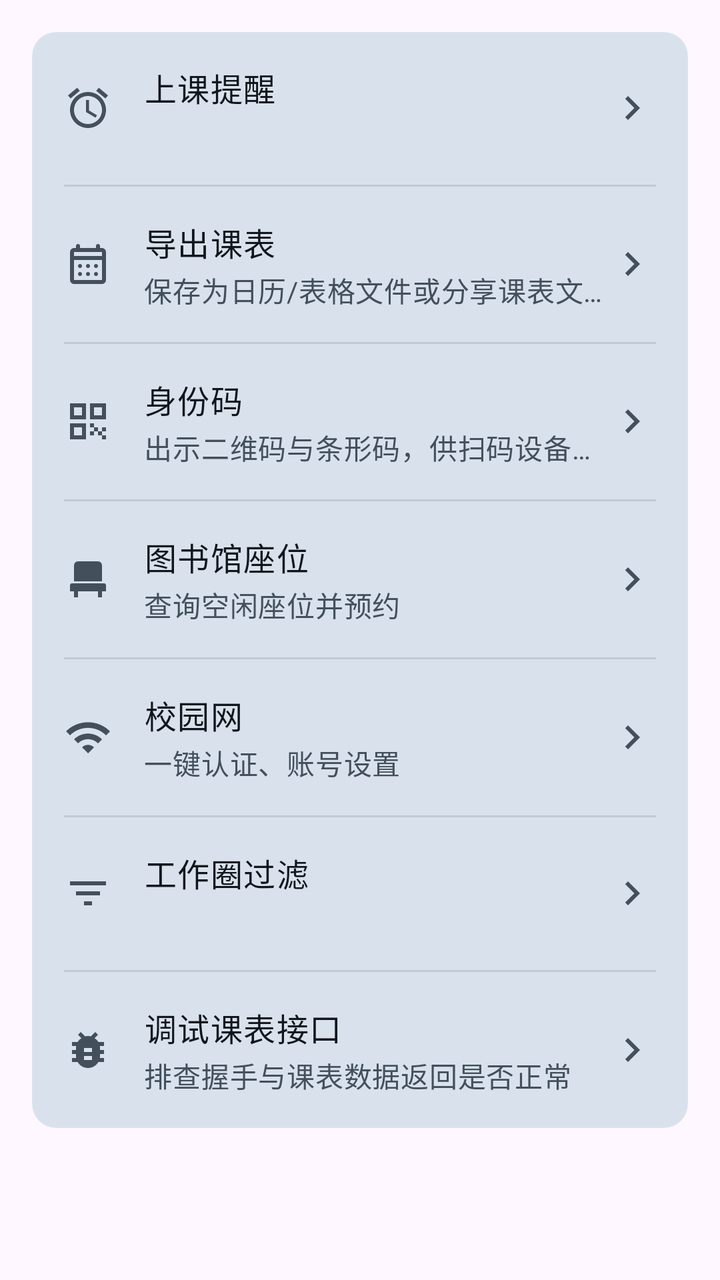
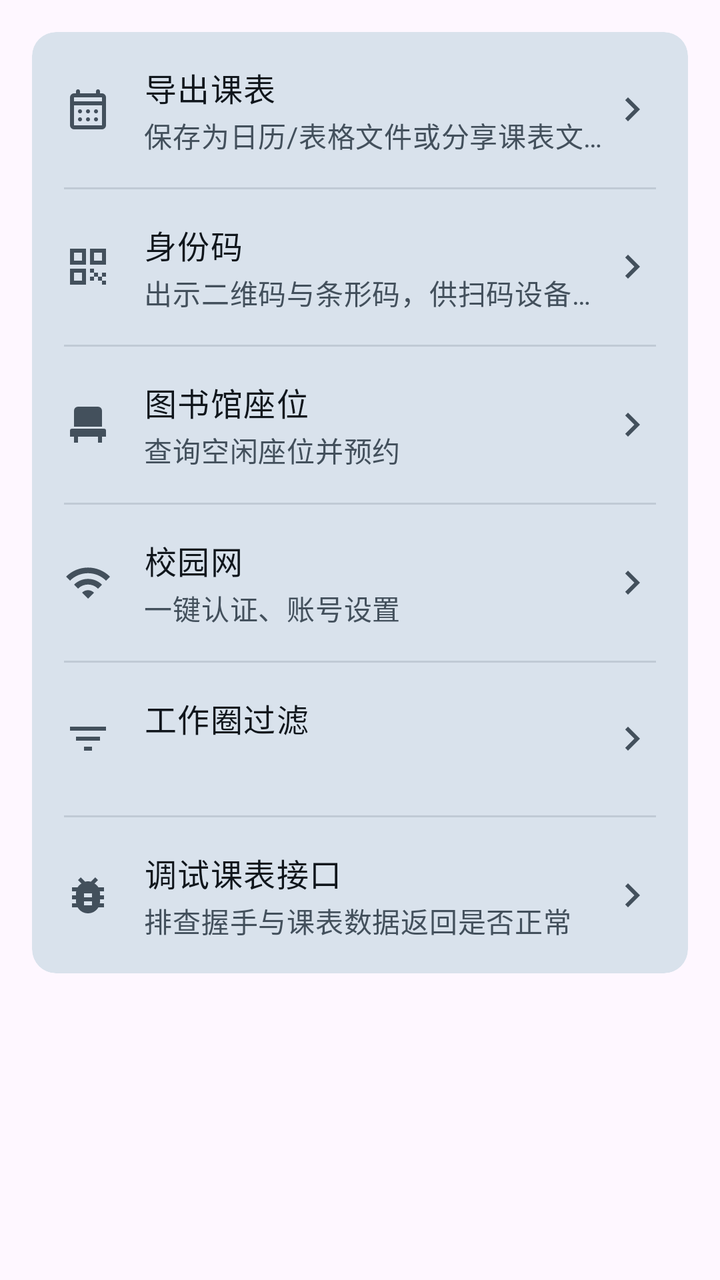

The first picture is an Android layout as it rendered before a commit; the second is the same layout after the commit. The layout source and the unified diff follow.
<!-- AndroidManifest.xml: application theme Theme.LanhangLite -->
<!-- res/layout/view_settings_tools.xml -->
<?xml version="1.0" encoding="utf-8"?>
<LinearLayout xmlns:android="http://schemas.android.com/apk/res/android"
    xmlns:app="http://schemas.android.com/apk/res-auto"
    android:layout_width="match_parent"
    android:layout_height="wrap_content"
    android:orientation="vertical"
    android:paddingStart="@dimen/screen_padding_h"
    android:paddingTop="@dimen/screen_padding_h"
    android:paddingEnd="@dimen/screen_padding_h"
    android:paddingBottom="@dimen/content_padding_bottom_bare">

    <com.google.android.material.card.MaterialCardView
        style="@style/Widget.Lanhang.Card"
        android:layout_width="match_parent"
        android:layout_height="wrap_content">

        <LinearLayout
            android:layout_width="match_parent"
            android:layout_height="wrap_content"
            android:orientation="vertical">

            
            <LinearLayout
                android:id="@+id/rowClassReminder"
                android:layout_width="match_parent"
                android:layout_height="wrap_content"
                android:background="?attr/selectableItemBackground"
                android:clickable="true"
                android:focusable="true"
                android:gravity="center_vertical"
                android:minHeight="@dimen/list_item_height_two_line"
                android:orientation="horizontal"
                android:paddingStart="@dimen/card_padding"
                android:paddingTop="@dimen/space_lg"
                android:paddingEnd="@dimen/card_padding"
                android:paddingBottom="@dimen/space_lg">

                <ImageView
                    android:layout_width="@dimen/icon_lg"
                    android:layout_height="@dimen/icon_lg"
                    android:contentDescription="@null"
                    android:src="@drawable/ic_alarm"
                    app:tint="?attr/colorOnSurfaceVariant" />

                <LinearLayout
                    android:layout_width="0dp"
                    android:layout_height="wrap_content"
                    android:layout_marginStart="@dimen/list_icon_gap"
                    android:layout_weight="1"
                    android:orientation="vertical">

                    <TextView
                        android:layout_width="wrap_content"
                        android:layout_height="wrap_content"
                        android:text="@string/settings_class_reminder"
                        android:textAppearance="@style/TextAppearance.Lanhang.BodyLarge"
                        android:textColor="?attr/colorOnSurface" />

                    <TextView
                        android:id="@+id/tvClassReminderSummary"
                        android:layout_width="wrap_content"
                        android:layout_height="wrap_content"
                        android:layout_marginTop="@dimen/space_xxs"
                        android:ellipsize="end"
                        android:maxLines="1"
                        android:textAppearance="@style/TextAppearance.Lanhang.BodyMedium"
                        android:textColor="?attr/colorOnSurfaceVariant" />
                </LinearLayout>

                <ImageView
                    android:layout_width="@dimen/icon_lg"
                    android:layout_height="@dimen/icon_lg"
                    android:contentDescription="@null"
                    android:src="@drawable/ic_chevron_right"
                    app:tint="?attr/colorOnSurfaceVariant" />
            </LinearLayout>

            <View
                android:layout_width="match_parent"
                android:layout_height="@dimen/divider_thickness"
                android:layout_marginStart="@dimen/card_padding"
                android:layout_marginEnd="@dimen/card_padding"
                android:background="?attr/colorOutlineVariant" />

            <LinearLayout
                android:id="@+id/exportScheduleButton"
                android:layout_width="match_parent"
                android:layout_height="wrap_content"
                android:background="?attr/selectableItemBackground"
                android:clickable="true"
                android:focusable="true"
                android:gravity="center_vertical"
                android:minHeight="@dimen/list_item_height_two_line"
                android:orientation="horizontal"
                android:paddingStart="@dimen/card_padding"
                android:paddingTop="@dimen/space_lg"
                android:paddingEnd="@dimen/card_padding"
                android:paddingBottom="@dimen/space_lg">

                <ImageView
                    android:layout_width="@dimen/icon_lg"
                    android:layout_height="@dimen/icon_lg"
                    android:contentDescription="@null"
                    android:src="@drawable/ic_calendar"
                    app:tint="?attr/colorOnSurfaceVariant" />

                <LinearLayout
                    android:layout_width="0dp"
                    android:layout_height="wrap_content"
                    android:layout_marginStart="@dimen/list_icon_gap"
                    android:layout_weight="1"
                    android:orientation="vertical">

                    <TextView
                        android:layout_width="wrap_content"
                        android:layout_height="wrap_content"
                        android:text="@string/settings_export_schedule"
                        android:textAppearance="@style/TextAppearance.Lanhang.BodyLarge"
                        android:textColor="?attr/colorOnSurface" />

                    <TextView
                        android:layout_width="wrap_content"
                        android:layout_height="wrap_content"
                        android:layout_marginTop="@dimen/space_xxs"
                        android:ellipsize="end"
                        android:maxLines="1"
                        android:text="@string/settings_export_schedule_subtitle"
                        android:textAppearance="@style/TextAppearance.Lanhang.BodyMedium"
                        android:textColor="?attr/colorOnSurfaceVariant" />
                </LinearLayout>

                <ImageView
                    android:layout_width="@dimen/icon_lg"
                    android:layout_height="@dimen/icon_lg"
                    android:contentDescription="@null"
                    android:src="@drawable/ic_chevron_right"
                    app:tint="?attr/colorOnSurfaceVariant" />
            </LinearLayout>

            <View
                android:layout_width="match_parent"
                android:layout_height="@dimen/divider_thickness"
                android:layout_marginStart="@dimen/card_padding"
                android:layout_marginEnd="@dimen/card_padding"
                android:background="?attr/colorOutlineVariant" />

            <LinearLayout
                android:id="@+id/rowIdCard"
                android:layout_width="match_parent"
                android:layout_height="wrap_content"
                android:background="?attr/selectableItemBackground"
                android:clickable="true"
                android:focusable="true"
                android:gravity="center_vertical"
                android:minHeight="@dimen/list_item_height_two_line"
                android:orientation="horizontal"
                android:paddingStart="@dimen/card_padding"
                android:paddingTop="@dimen/space_lg"
                android:paddingEnd="@dimen/card_padding"
                android:paddingBottom="@dimen/space_lg">

                <ImageView
                    android:layout_width="@dimen/icon_lg"
                    android:layout_height="@dimen/icon_lg"
                    android:contentDescription="@null"
                    android:src="@drawable/ic_qr_code"
                    app:tint="?attr/colorOnSurfaceVariant" />

                <LinearLayout
                    android:layout_width="0dp"
                    android:layout_height="wrap_content"
                    android:layout_marginStart="@dimen/list_icon_gap"
                    android:layout_weight="1"
                    android:orientation="vertical">

                    <TextView
                        android:layout_width="wrap_content"
                        android:layout_height="wrap_content"
                        android:text="@string/settings_id_card"
                        android:textAppearance="@style/TextAppearance.Lanhang.BodyLarge"
                        android:textColor="?attr/colorOnSurface" />

                    <TextView
                        android:layout_width="wrap_content"
                        android:layout_height="wrap_content"
                        android:layout_marginTop="@dimen/space_xxs"
                        android:ellipsize="end"
                        android:maxLines="1"
                        android:text="@string/settings_id_card_subtitle"
                        android:textAppearance="@style/TextAppearance.Lanhang.BodyMedium"
                        android:textColor="?attr/colorOnSurfaceVariant" />
                </LinearLayout>

                <ImageView
                    android:layout_width="@dimen/icon_lg"
                    android:layout_height="@dimen/icon_lg"
                    android:contentDescription="@null"
                    android:src="@drawable/ic_chevron_right"
                    app:tint="?attr/colorOnSurfaceVariant" />
            </LinearLayout>

            <View
                android:layout_width="match_parent"
                android:layout_height="@dimen/divider_thickness"
                android:layout_marginStart="@dimen/card_padding"
                android:layout_marginEnd="@dimen/card_padding"
                android:background="?attr/colorOutlineVariant" />

            
            <LinearLayout
                android:id="@+id/rowLibrarySeat"
                android:layout_width="match_parent"
                android:layout_height="wrap_content"
                android:background="?attr/selectableItemBackground"
                android:clickable="true"
                android:focusable="true"
                android:gravity="center_vertical"
                android:minHeight="@dimen/list_item_height_two_line"
                android:orientation="horizontal"
                android:paddingStart="@dimen/card_padding"
                android:paddingTop="@dimen/space_lg"
                android:paddingEnd="@dimen/card_padding"
                android:paddingBottom="@dimen/space_lg">

                <ImageView
                    android:layout_width="@dimen/icon_lg"
                    android:layout_height="@dimen/icon_lg"
                    android:contentDescription="@null"
                    android:src="@drawable/ic_chair"
                    app:tint="?attr/colorOnSurfaceVariant" />

                <LinearLayout
                    android:layout_width="0dp"
                    android:layout_height="wrap_content"
                    android:layout_marginStart="@dimen/list_icon_gap"
                    android:layout_weight="1"
                    android:orientation="vertical">

                    <TextView
                        android:layout_width="wrap_content"
                        android:layout_height="wrap_content"
                        android:text="@string/settings_library_seat"
                        android:textAppearance="@style/TextAppearance.Lanhang.BodyLarge"
                        android:textColor="?attr/colorOnSurface" />

                    <TextView
                        android:layout_width="wrap_content"
                        android:layout_height="wrap_content"
                        android:layout_marginTop="@dimen/space_xxs"
                        android:ellipsize="end"
                        android:maxLines="1"
                        android:text="@string/settings_library_seat_subtitle"
                        android:textAppearance="@style/TextAppearance.Lanhang.BodyMedium"
                        android:textColor="?attr/colorOnSurfaceVariant" />
                </LinearLayout>

                <ImageView
                    android:layout_width="@dimen/icon_lg"
                    android:layout_height="@dimen/icon_lg"
                    android:contentDescription="@null"
                    android:src="@drawable/ic_chevron_right"
                    app:tint="?attr/colorOnSurfaceVariant" />
            </LinearLayout>

            <View
                android:layout_width="match_parent"
                android:layout_height="@dimen/divider_thickness"
                android:layout_marginStart="@dimen/card_padding"
                android:layout_marginEnd="@dimen/card_padding"
                android:background="?attr/colorOutlineVariant" />

            
            <LinearLayout
                android:id="@+id/rowCampusNet"
                android:layout_width="match_parent"
                android:layout_height="wrap_content"
                android:background="?attr/selectableItemBackground"
                android:clickable="true"
                android:focusable="true"
                android:gravity="center_vertical"
                android:minHeight="@dimen/list_item_height_two_line"
                android:orientation="horizontal"
                android:paddingStart="@dimen/card_padding"
                android:paddingTop="@dimen/space_lg"
                android:paddingEnd="@dimen/card_padding"
                android:paddingBottom="@dimen/space_lg">

                <ImageView
                    android:layout_width="@dimen/icon_lg"
                    android:layout_height="@dimen/icon_lg"
                    android:contentDescription="@null"
                    android:src="@drawable/ic_wifi"
                    app:tint="?attr/colorOnSurfaceVariant" />

                <LinearLayout
                    android:layout_width="0dp"
                    android:layout_height="wrap_content"
                    android:layout_marginStart="@dimen/list_icon_gap"
                    android:layout_weight="1"
                    android:orientation="vertical">

                    <TextView
                        android:layout_width="wrap_content"
                        android:layout_height="wrap_content"
                        android:text="@string/settings_campus_net"
                        android:textAppearance="@style/TextAppearance.Lanhang.BodyLarge"
                        android:textColor="?attr/colorOnSurface" />

                    <TextView
                        android:layout_width="wrap_content"
                        android:layout_height="wrap_content"
                        android:layout_marginTop="@dimen/space_xxs"
                        android:ellipsize="end"
                        android:maxLines="1"
                        android:text="@string/settings_campus_net_subtitle"
                        android:textAppearance="@style/TextAppearance.Lanhang.BodyMedium"
                        android:textColor="?attr/colorOnSurfaceVariant" />
                </LinearLayout>

                <ImageView
                    android:layout_width="@dimen/icon_lg"
                    android:layout_height="@dimen/icon_lg"
                    android:contentDescription="@null"
                    android:src="@drawable/ic_chevron_right"
                    app:tint="?attr/colorOnSurfaceVariant" />
            </LinearLayout>

            <View
                android:layout_width="match_parent"
                android:layout_height="@dimen/divider_thickness"
                android:layout_marginStart="@dimen/card_padding"
                android:layout_marginEnd="@dimen/card_padding"
                android:background="?attr/colorOutlineVariant" />

            
            <LinearLayout
                android:id="@+id/rowMomentsFilter"
                android:layout_width="match_parent"
                android:layout_height="wrap_content"
                android:background="?attr/selectableItemBackground"
                android:clickable="true"
                android:focusable="true"
                android:gravity="center_vertical"
                android:minHeight="@dimen/list_item_height_two_line"
                android:orientation="horizontal"
                android:paddingStart="@dimen/card_padding"
                android:paddingTop="@dimen/space_lg"
                android:paddingEnd="@dimen/card_padding"
                android:paddingBottom="@dimen/space_lg">

                <ImageView
                    android:layout_width="@dimen/icon_lg"
                    android:layout_height="@dimen/icon_lg"
                    android:contentDescription="@null"
                    android:src="@drawable/ic_filter_list"
                    app:tint="?attr/colorOnSurfaceVariant" />

                <LinearLayout
                    android:layout_width="0dp"
                    android:layout_height="wrap_content"
                    android:layout_marginStart="@dimen/list_icon_gap"
                    android:layout_weight="1"
                    android:orientation="vertical">

                    <TextView
                        android:layout_width="wrap_content"
                        android:layout_height="wrap_content"
                        android:text="@string/moments_filter_title"
                        android:textAppearance="@style/TextAppearance.Lanhang.BodyLarge"
                        android:textColor="?attr/colorOnSurface" />

                    <TextView
                        android:id="@+id/tvMomentsFilterSummary"
                        android:layout_width="wrap_content"
                        android:layout_height="wrap_content"
                        android:layout_marginTop="@dimen/space_xxs"
                        android:ellipsize="end"
                        android:maxLines="1"
                        android:textAppearance="@style/TextAppearance.Lanhang.BodyMedium"
                        android:textColor="?attr/colorOnSurfaceVariant" />
                </LinearLayout>

                <ImageView
                    android:layout_width="@dimen/icon_lg"
                    android:layout_height="@dimen/icon_lg"
                    android:contentDescription="@null"
                    android:src="@drawable/ic_chevron_right"
                    app:tint="?attr/colorOnSurfaceVariant" />
            </LinearLayout>

            <View
                android:layout_width="match_parent"
                android:layout_height="@dimen/divider_thickness"
                android:layout_marginStart="@dimen/card_padding"
                android:layout_marginEnd="@dimen/card_padding"
                android:background="?attr/colorOutlineVariant" />

            
            <LinearLayout
                android:id="@+id/rowDebugSchedule"
                android:layout_width="match_parent"
                android:layout_height="wrap_content"
                android:background="?attr/selectableItemBackground"
                android:clickable="true"
                android:focusable="true"
                android:gravity="center_vertical"
                android:minHeight="@dimen/list_item_height_two_line"
                android:orientation="horizontal"
                android:paddingStart="@dimen/card_padding"
                android:paddingTop="@dimen/space_lg"
                android:paddingEnd="@dimen/card_padding"
                android:paddingBottom="@dimen/space_lg">

                <ImageView
                    android:layout_width="@dimen/icon_lg"
                    android:layout_height="@dimen/icon_lg"
                    android:contentDescription="@null"
                    android:src="@drawable/ic_bug_report"
                    app:tint="?attr/colorOnSurfaceVariant" />

                <LinearLayout
                    android:layout_width="0dp"
                    android:layout_height="wrap_content"
                    android:layout_marginStart="@dimen/list_icon_gap"
                    android:layout_weight="1"
                    android:orientation="vertical">

                    <TextView
                        android:layout_width="wrap_content"
                        android:layout_height="wrap_content"
                        android:text="@string/settings_debug_schedule"
                        android:textAppearance="@style/TextAppearance.Lanhang.BodyLarge"
                        android:textColor="?attr/colorOnSurface" />

                    <TextView
                        android:layout_width="wrap_content"
                        android:layout_height="wrap_content"
                        android:layout_marginTop="@dimen/space_xxs"
                        android:ellipsize="end"
                        android:maxLines="1"
                        android:text="@string/settings_debug_schedule_subtitle"
                        android:textAppearance="@style/TextAppearance.Lanhang.BodyMedium"
                        android:textColor="?attr/colorOnSurfaceVariant" />
                </LinearLayout>

                <ImageView
                    android:layout_width="@dimen/icon_lg"
                    android:layout_height="@dimen/icon_lg"
                    android:contentDescription="@null"
                    android:src="@drawable/ic_chevron_right"
                    app:tint="?attr/colorOnSurfaceVariant" />
            </LinearLayout>
        </LinearLayout>
    </com.google.android.material.card.MaterialCardView>
</LinearLayout>
<!-- resources referenced by this layout -->
<resources>
  <dimen name="card_padding">16dp</dimen>
  <dimen name="content_padding_bottom_bare">32dp</dimen>
  <dimen name="divider_thickness">1dp</dimen>
  <dimen name="icon_lg">24dp</dimen>
  <dimen name="list_icon_gap">16dp</dimen>
  <dimen name="list_item_height_two_line">72dp</dimen>
  <dimen name="screen_padding_h">16dp</dimen>
  <dimen name="space_lg">16dp</dimen>
  <dimen name="space_xxs">2dp</dimen>
  <!-- drawable ic_alarm (drawable) -->
  <vector xmlns:android="http://schemas.android.com/apk/res/android"
      android:width="24dp"
      android:height="24dp"
      android:viewportWidth="24"
      android:viewportHeight="24">
      <path
          android:fillColor="#FF000000"
          android:pathData="M22,5.72l-4.6,-3.86 -1.29,1.53 4.6,3.86L22,5.72zM7.88,3.39L6.6,1.86 2,5.71l1.29,1.53 4.59,-3.85zM12.5,8H11v6l4.75,2.85 0.75,-1.23 -4,-2.37V8zM12,4c-4.97,0 -9,4.03 -9,9s4.02,9 9,9c4.97,0 9,-4.03 9,-9s-4.03,-9 -9,-9zM12,20c-3.87,0 -7,-3.13 -7,-7s3.13,-7 7,-7 7,3.13 7,7 -3.13,7 -7,7z" />
  </vector>
  <!-- drawable ic_filter_list (drawable) -->
  <?xml version="1.0" encoding="utf-8"?>
  <vector xmlns:android="http://schemas.android.com/apk/res/android"
      android:width="24dp"
      android:height="24dp"
      android:viewportWidth="24"
      android:viewportHeight="24">
      <path
          android:fillColor="#FF000000"
          android:pathData="M10,18h4v-2h-4v2zM3,6v2h18V6H3zM6,13h12v-2H6v2z" />
  </vector>
  <string name="moments_filter_title">工作圈过滤</string>
  <string name="settings_campus_net">校园网</string>
  <string name="settings_campus_net_subtitle">一键认证、账号设置</string>
  <string name="settings_class_reminder">上课提醒</string>
  <string name="settings_debug_schedule">调试课表接口</string>
  <string name="settings_debug_schedule_subtitle">排查握手与课表数据返回是否正常</string>
  <string name="settings_export_schedule">导出课表</string>
  <string name="settings_export_schedule_subtitle">保存为日历/表格文件或分享课表文本</string>
  <string name="settings_id_card">身份码</string>
  <string name="settings_id_card_subtitle">出示二维码与条形码，供扫码设备核验身份</string>
  <string name="settings_library_seat">图书馆座位</string>
  <string name="settings_library_seat_subtitle">查询空闲座位并预约</string>
  <style name="TextAppearance.Lanhang.BodyLarge" parent="TextAppearance.Material3.BodyLarge">
          <item name="android:textSize">@dimen/text_body_large</item>
      </style>
  <style name="TextAppearance.Lanhang.BodyMedium" parent="TextAppearance.Material3.BodyMedium">
          <item name="android:textSize">@dimen/text_body_medium</item>
      </style>
  <style name="Widget.Lanhang.Card" parent="Widget.Material3.CardView.Filled" />
  <style name="Theme.LanhangLite" parent="Base.Theme.LanhangLite" />
  <dimen name="text_body_large">16sp</dimen>
  <dimen name="text_body_medium">14sp</dimen>
  <color name="primary">#084168</color>
  <color name="on_primary">#FFFFFFFF</color>
  <color name="primary_container">#D4E9F7</color>
  <color name="on_primary_container">#052F4A</color>
  <color name="secondary_container">#D4E9F7</color>
  <color name="on_secondary_container">#052F4A</color>
  <color name="surface">#F7F9FC</color>
  <color name="surface_container_lowest">#FFFFFF</color>
  <color name="surface_container_low">#F0F4F9</color>
  <color name="surface_container">#EAF0F6</color>
  <color name="surface_container_high">#E1E9F1</color>
  <color name="surface_container_highest">#D9E2EC</color>
  <color name="surface_variant">#DCE5EE</color>
  <color name="on_surface">#10161C</color>
  <color name="on_surface_variant">#43505C</color>
  <color name="outline">#6F7C89</color>
  <color name="outline_variant">#C0CAD5</color>
  <!-- unchanged entries left out for length: 7 -->
</resources>

<!-- the commit's change to res/layout/view_settings_tools.xml (unified diff, before → after) -->
@@ -19,69 +19,6 @@
             android:layout_height="wrap_content"
             android:orientation="vertical">
 
-            
-            <LinearLayout
-                android:id="@+id/rowClassReminder"
-                android:layout_width="match_parent"
-                android:layout_height="wrap_content"
-                android:background="?attr/selectableItemBackground"
-                android:clickable="true"
-                android:focusable="true"
-                android:gravity="center_vertical"
-                android:minHeight="@dimen/list_item_height_two_line"
-                android:orientation="horizontal"
-                android:paddingStart="@dimen/card_padding"
-                android:paddingTop="@dimen/space_lg"
-                android:paddingEnd="@dimen/card_padding"
-                android:paddingBottom="@dimen/space_lg">
-
-                <ImageView
-                    android:layout_width="@dimen/icon_lg"
-                    android:layout_height="@dimen/icon_lg"
-                    android:contentDescription="@null"
-                    android:src="@drawable/ic_alarm"
-                    app:tint="?attr/colorOnSurfaceVariant" />
-
-                <LinearLayout
-                    android:layout_width="0dp"
-                    android:layout_height="wrap_content"
-                    android:layout_marginStart="@dimen/list_icon_gap"
-                    android:layout_weight="1"
-                    android:orientation="vertical">
-
-                    <TextView
-                        android:layout_width="wrap_content"
-                        android:layout_height="wrap_content"
-                        android:text="@string/settings_class_reminder"
-                        android:textAppearance="@style/TextAppearance.Lanhang.BodyLarge"
-                        android:textColor="?attr/colorOnSurface" />
-
-                    <TextView
-                        android:id="@+id/tvClassReminderSummary"
-                        android:layout_width="wrap_content"
-                        android:layout_height="wrap_content"
-                        android:layout_marginTop="@dimen/space_xxs"
-                        android:ellipsize="end"
-                        android:maxLines="1"
-                        android:textAppearance="@style/TextAppearance.Lanhang.BodyMedium"
-                        android:textColor="?attr/colorOnSurfaceVariant" />
-                </LinearLayout>
-
-                <ImageView
-                    android:layout_width="@dimen/icon_lg"
-                    android:layout_height="@dimen/icon_lg"
-                    android:contentDescription="@null"
-                    android:src="@drawable/ic_chevron_right"
-                    app:tint="?attr/colorOnSurfaceVariant" />
-            </LinearLayout>
-
-            <View
-                android:layout_width="match_parent"
-                android:layout_height="@dimen/divider_thickness"
-                android:layout_marginStart="@dimen/card_padding"
-                android:layout_marginEnd="@dimen/card_padding"
-                android:background="?attr/colorOutlineVariant" />
-
             <LinearLayout
                 android:id="@+id/exportScheduleButton"
                 android:layout_width="match_parent"
<!-- resource entries referenced after the edit -->
@@ -9,16 +9,6 @@
   <dimen name="screen_padding_h">16dp</dimen>
   <dimen name="space_lg">16dp</dimen>
   <dimen name="space_xxs">2dp</dimen>
-  <!-- drawable ic_alarm (drawable) -->
-  <vector xmlns:android="http://schemas.android.com/apk/res/android"
-      android:width="24dp"
-      android:height="24dp"
-      android:viewportWidth="24"
-      android:viewportHeight="24">
-      <path
-          android:fillColor="#FF000000"
-          android:pathData="M22,5.72l-4.6,-3.86 -1.29,1.53 4.6,3.86L22,5.72zM7.88,3.39L6.6,1.86 2,5.71l1.29,1.53 4.59,-3.85zM12.5,8H11v6l4.75,2.85 0.75,-1.23 -4,-2.37V8zM12,4c-4.97,0 -9,4.03 -9,9s4.02,9 9,9c4.97,0 9,-4.03 9,-9s-4.03,-9 -9,-9zM12,20c-3.87,0 -7,-3.13 -7,-7s3.13,-7 7,-7 7,3.13 7,7 -3.13,7 -7,7z" />
-  </vector>
   <!-- drawable ic_filter_list (drawable) -->
   <?xml version="1.0" encoding="utf-8"?>
   <vector xmlns:android="http://schemas.android.com/apk/res/android"
@@ -33,7 +23,6 @@
   <string name="moments_filter_title">工作圈过滤</string>
   <string name="settings_campus_net">校园网</string>
   <string name="settings_campus_net_subtitle">一键认证、账号设置</string>
-  <string name="settings_class_reminder">上课提醒</string>
   <string name="settings_debug_schedule">调试课表接口</string>
   <string name="settings_debug_schedule_subtitle">排查握手与课表数据返回是否正常</string>
   <string name="settings_export_schedule">导出课表</string>
